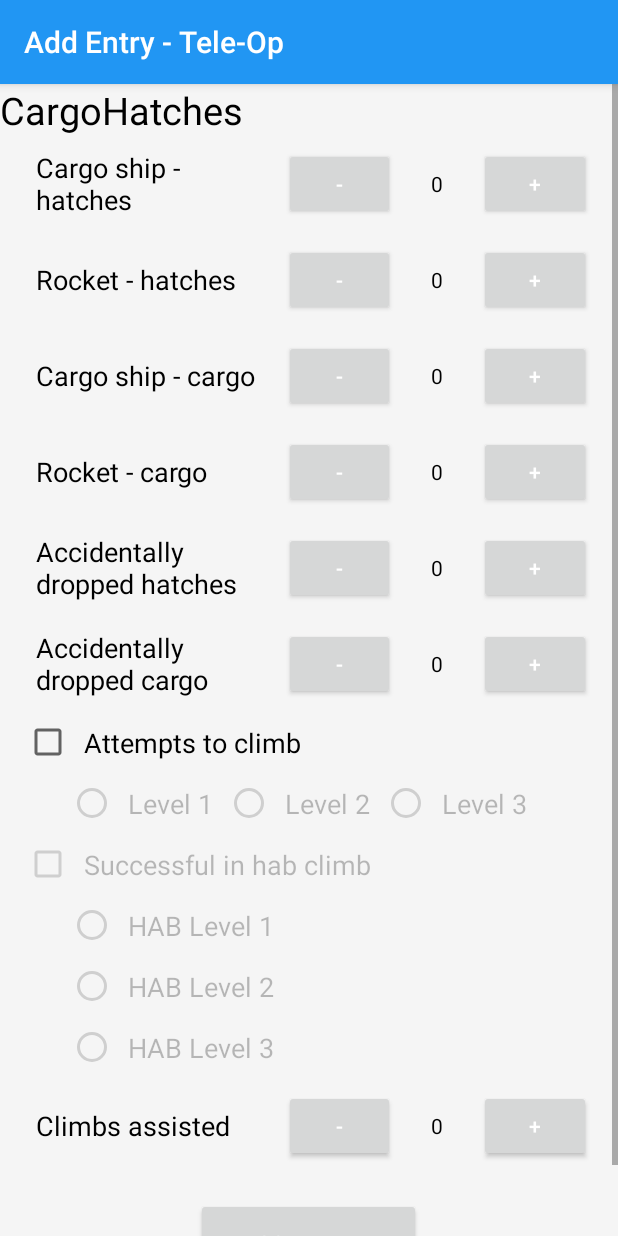
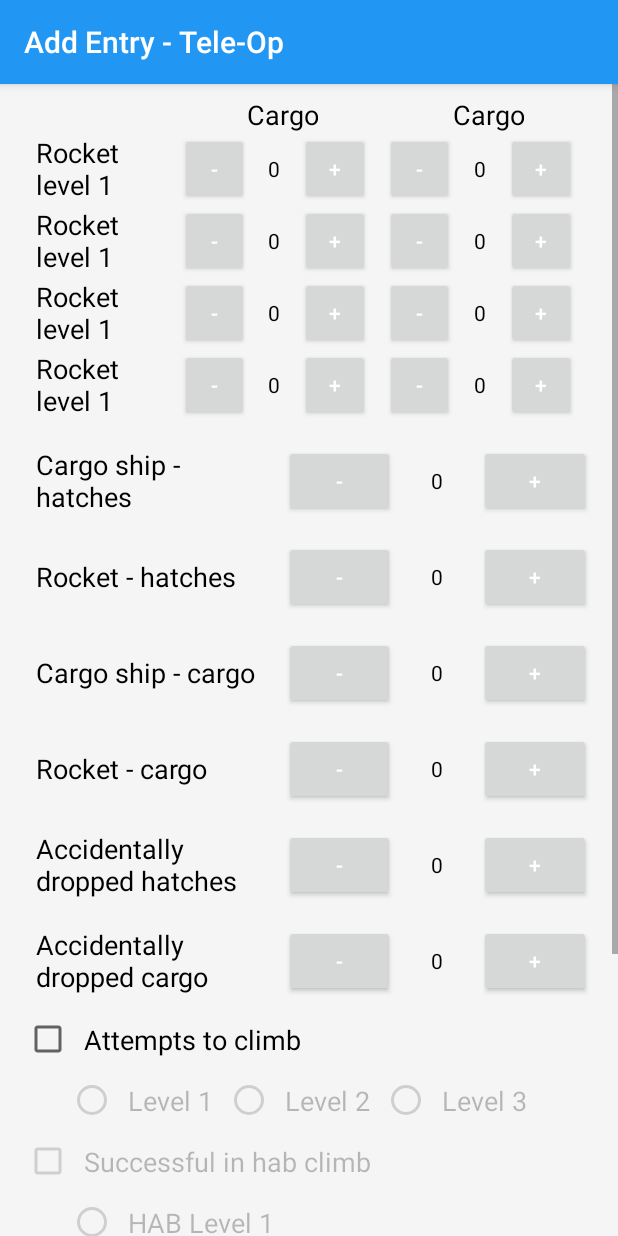
Before and after one commit to RaiderRobotix/Scouting-App, an Android app: the fragment TeleOpFragment shown on its own in the app's theme, on a phone screen of 412 x 824 dp. Run offline under Robolectric (Android 15) with nearby library versions, the light colour scheme and no system bars; 1 statement that could not run was skipped.

Commit message:
Add tele-op rocket level inc/dec buttons for cargo/hatches

```diff
--- a/scoutingapp/src/main/res/layout/fragment_tele_op.xml
+++ b/scoutingapp/src/main/res/layout/fragment_tele_op.xml
@@ -7,10 +7,6 @@
     tools:context=".ui.dataentry.TeleOpFragment">
 
 
-    <LinearLayout
-        android:layout_width="match_parent"
-        android:layout_height="wrap_content">
-
     <RelativeLayout
         android:layout_width="match_parent"
         android:layout_height="wrap_content">
@@ -18,22 +14,161 @@
         <LinearLayout
             android:id="@+id/level_one_layout_teleop"
             android:layout_width="match_parent"
-                android:layout_height="wrap_content">
+            android:layout_height="wrap_content"
+            android:orientation="vertical"
+            android:padding="@dimen/default_padding_bottom">
+
+            <LinearLayout
+                android:layout_width="match_parent"
+                android:layout_height="wrap_content"
+                android:layout_marginEnd="10dp">
+
+                <LinearLayout
+                    android:layout_width="0dp"
+                    android:layout_height="match_parent"
+                    android:layout_marginStart="@dimen/activity_vertical_margin"
+                    android:layout_marginEnd="5dp"
+                    android:layout_weight="1"
+                    android:orientation="vertical">
 
                     <TextView
-                    android:id="@+id/cargo_text_view_teleop"
                         android:layout_width="wrap_content"
                         android:layout_height="wrap_content"
+                        android:layout_gravity="center_horizontal"
                         android:text="Cargo"
-                    android:textSize="25dp" />
+                        android:textAlignment="center"
+                        android:textSize="18sp"
+                        android:visibility="invisible" />
 
                     <TextView
-                    android:id="@+id/hatch_text_view_teleop"
+
+                        android:layout_width="wrap_content"
+                        android:layout_height="match_parent"
+                        android:gravity="center_vertical"
+                        android:text="Rocket level 1"
+                        android:textSize="18sp" />
+                </LinearLayout>
+
+                <LinearLayout
+                    android:layout_width="0dp"
+                    android:layout_height="wrap_content"
+                    android:layout_weight="1.5"
+                    android:orientation="vertical">
+
+                    <TextView
                         android:layout_width="wrap_content"
                         android:layout_height="wrap_content"
-                    android:text="Hatches"
-                    android:textSize="25dp" />
+                        android:layout_gravity="center_horizontal"
+                        android:text="Cargo"
+                        android:textAlignment="center"
+                        android:textSize="18sp" />
 
+                    <org.usfirst.frc.team25.scouting.ui.views.ButtonIncDecSet
+                        android:layout_width="wrap_content"
+                        android:layout_height="wrap_content"
+
+                        />
+                </LinearLayout>
+
+                <LinearLayout
+                    android:layout_width="0dp"
+                    android:layout_height="wrap_content"
+                    android:layout_weight="1.5"
+                    android:orientation="vertical">
+
+                    <TextView
+                        android:layout_width="wrap_content"
+                        android:layout_height="wrap_content"
+                        android:layout_gravity="center_horizontal"
+                        android:text="Cargo"
+                        android:textAlignment="center"
+                        android:textSize="18sp" />
+
+                    <org.usfirst.frc.team25.scouting.ui.views.ButtonIncDecSet
+                        android:layout_width="wrap_content"
+                        android:layout_height="wrap_content"
+
+                        />
+                </LinearLayout>
+            </LinearLayout>
+
+            <LinearLayout
+                android:layout_width="match_parent"
+                android:layout_height="wrap_content"
+                android:layout_marginEnd="10dp">
+
+                <TextView
+                    android:layout_width="0dip"
+                    android:layout_height="wrap_content"
+                    android:layout_gravity="center_vertical"
+                    android:layout_marginStart="@dimen/activity_vertical_margin"
+                    android:layout_marginEnd="5dp"
+                    android:layout_weight="1"
+                    android:text="Rocket level 1"
+                    android:textSize="18sp" />
+
+                <org.usfirst.frc.team25.scouting.ui.views.ButtonIncDecSet
+                    android:layout_width="0dp"
+                    android:layout_height="wrap_content"
+                    android:layout_weight="1.5" />
+
+                <org.usfirst.frc.team25.scouting.ui.views.ButtonIncDecSet
+                    android:layout_width="0dp"
+                    android:layout_height="wrap_content"
+                    android:layout_weight="1.5" />
+            </LinearLayout>
+
+            <LinearLayout
+                android:layout_width="match_parent"
+                android:layout_height="wrap_content"
+                android:layout_marginEnd="10dp">
+
+                <TextView
+                    android:layout_width="0dip"
+                    android:layout_height="wrap_content"
+                    android:layout_gravity="center_vertical"
+                    android:layout_marginStart="@dimen/activity_vertical_margin"
+                    android:layout_marginEnd="5dp"
+                    android:layout_weight="1"
+                    android:text="Rocket level 1"
+                    android:textSize="18sp" />
+
+                <org.usfirst.frc.team25.scouting.ui.views.ButtonIncDecSet
+                    android:layout_width="0dp"
+                    android:layout_height="wrap_content"
+                    android:layout_weight="1.5" />
+
+                <org.usfirst.frc.team25.scouting.ui.views.ButtonIncDecSet
+                    android:layout_width="0dp"
+                    android:layout_height="wrap_content"
+                    android:layout_weight="1.5" />
+            </LinearLayout>
+
+            <LinearLayout
+                android:layout_width="match_parent"
+                android:layout_height="wrap_content"
+                android:layout_marginEnd="10dp">
+
+                <TextView
+                    android:layout_width="0dip"
+                    android:layout_height="wrap_content"
+                    android:layout_gravity="center_vertical"
+                    android:layout_marginStart="@dimen/activity_vertical_margin"
+                    android:layout_marginEnd="5dp"
+                    android:layout_weight="1"
+                    android:text="Rocket level 1"
+                    android:textSize="18sp" />
+
+                <org.usfirst.frc.team25.scouting.ui.views.ButtonIncDecSet
+                    android:layout_width="0dp"
+                    android:layout_height="wrap_content"
+                    android:layout_weight="1.5" />
+
+                <org.usfirst.frc.team25.scouting.ui.views.ButtonIncDecSet
+                    android:layout_width="0dp"
+                    android:layout_height="wrap_content"
+                    android:layout_weight="1.5" />
+            </LinearLayout>
         </LinearLayout>
 
 
@@ -234,6 +369,5 @@
 
     </RelativeLayout>
 
-    </LinearLayout>
 
 </ScrollView>
```
Lines whose indentation alone changed are shown as unchanged.
